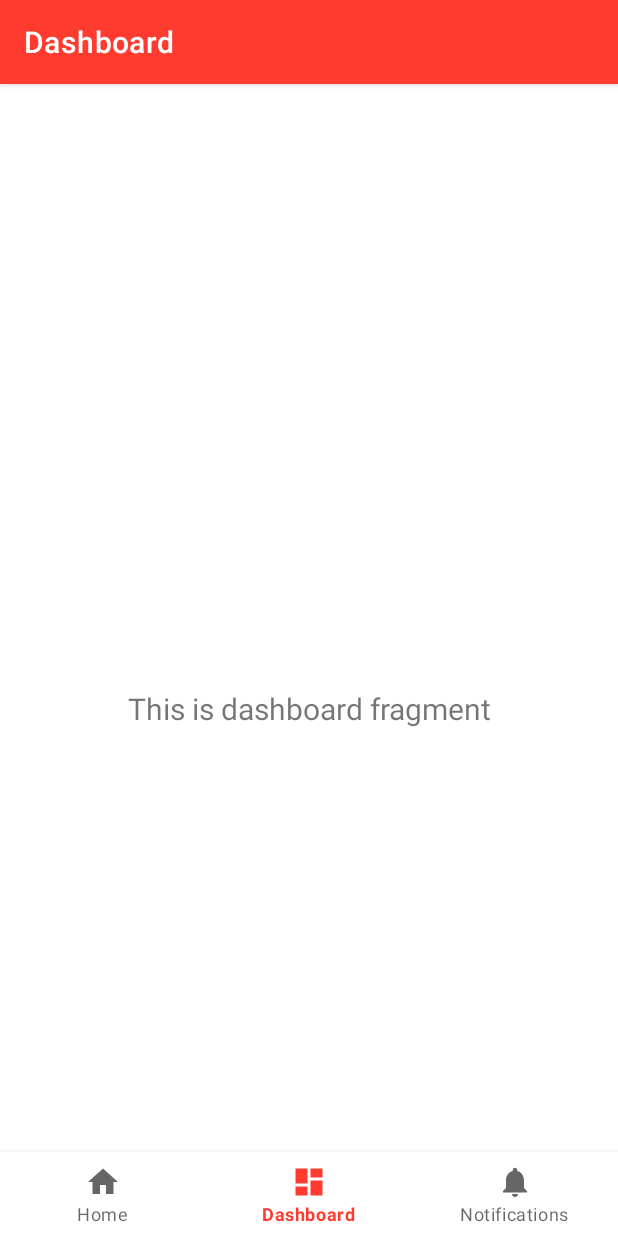
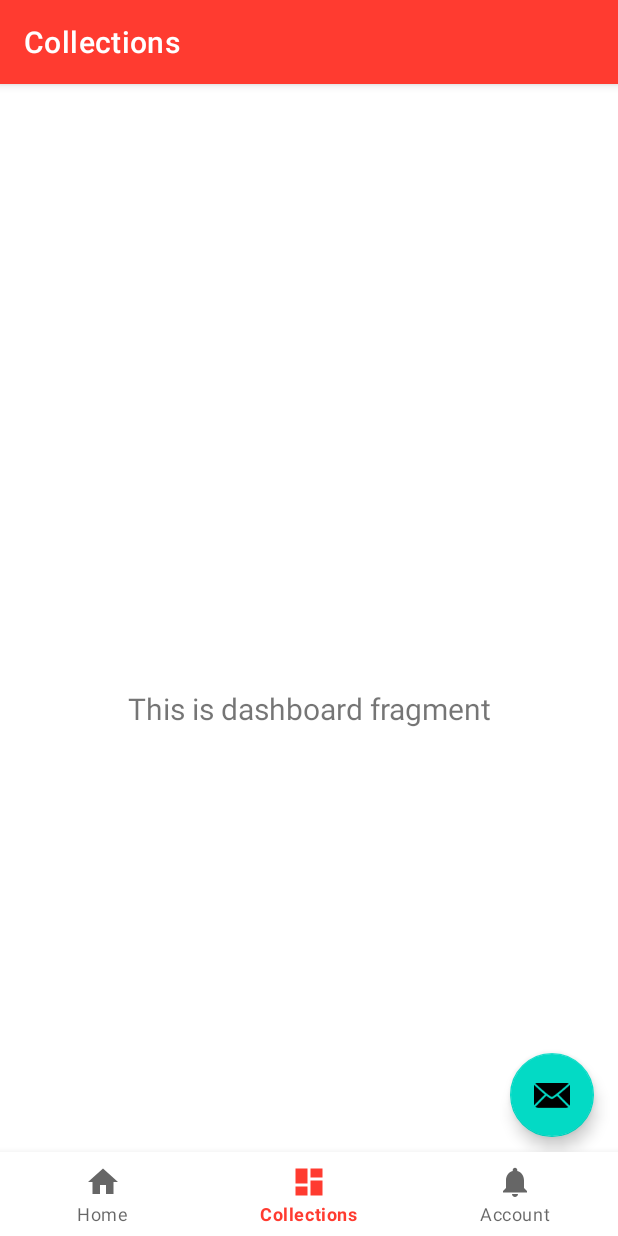
Before and after one commit to expanser/ITMD555FinalProject, an Android app: the DashboardFragment screen opened through its navigation route, on a phone screen of 412 x 824 dp. Run offline under Robolectric (Android 15) with nearby library versions, the light colour scheme and no system bars; our stand-ins replace navigation-ui.

Commit message:
add floating button

```diff
--- a/app/src/main/java/com/example/followup/ui/dashboard/DashboardFragment.java
+++ b/app/src/main/java/com/example/followup/ui/dashboard/DashboardFragment.java
@@ -11,6 +11,8 @@ import androidx.fragment.app.Fragment;
 import androidx.lifecycle.ViewModelProvider;
 
 import com.example.followup.databinding.FragmentDashboardBinding;
+import com.google.android.material.floatingactionbutton.FloatingActionButton;
+import com.google.android.material.snackbar.Snackbar;
 
 public class DashboardFragment extends Fragment {
 
@@ -26,6 +28,16 @@ public class DashboardFragment extends Fragment {
 
         final TextView textView = binding.textDashboard;
         dashboardViewModel.getText().observe(getViewLifecycleOwner(), textView::setText);
+
+        FloatingActionButton fab = binding.fab;
+
+        fab.setOnClickListener(new View.OnClickListener() {
+            @Override
+            public void onClick(View view) {
+                Snackbar.make(view, "Replace with your own action", Snackbar.LENGTH_LONG)
+                        .setAction("Action", null).show();
+            }
+        });
         return root;
     }
 
--- a/app/src/main/res/layout/fragment_dashboard.xml
+++ b/app/src/main/res/layout/fragment_dashboard.xml
@@ -19,4 +19,15 @@
         app:layout_constraintEnd_toEndOf="parent"
         app:layout_constraintStart_toStartOf="parent"
         app:layout_constraintTop_toTopOf="parent" />
+
+    <com.google.android.material.floatingactionbutton.FloatingActionButton
+        android:id="@+id/fab"
+        android:layout_width="wrap_content"
+        android:layout_height="wrap_content"
+        android:layout_gravity="bottom|end"
+        android:layout_marginEnd="16dp"
+        android:layout_marginBottom="66dp"
+        app:layout_constraintBottom_toBottomOf="parent"
+        app:layout_constraintEnd_toEndOf="parent"
+        app:srcCompat="@android:drawable/ic_dialog_email" />
 </androidx.constraintlayout.widget.ConstraintLayout>
--- a/app/src/main/res/values/strings.xml
+++ b/app/src/main/res/values/strings.xml
@@ -2,6 +2,6 @@
     <string name="app_name">FollowUp</string>
     <string name="title_activity_home">HomeActivity</string>
     <string name="title_home">Home</string>
-    <string name="title_dashboard">Dashboard</string>
-    <string name="title_notifications">Notifications</string>
+    <string name="title_dashboard">Collections</string>
+    <string name="title_notifications">Account</string>
 </resources>
```
